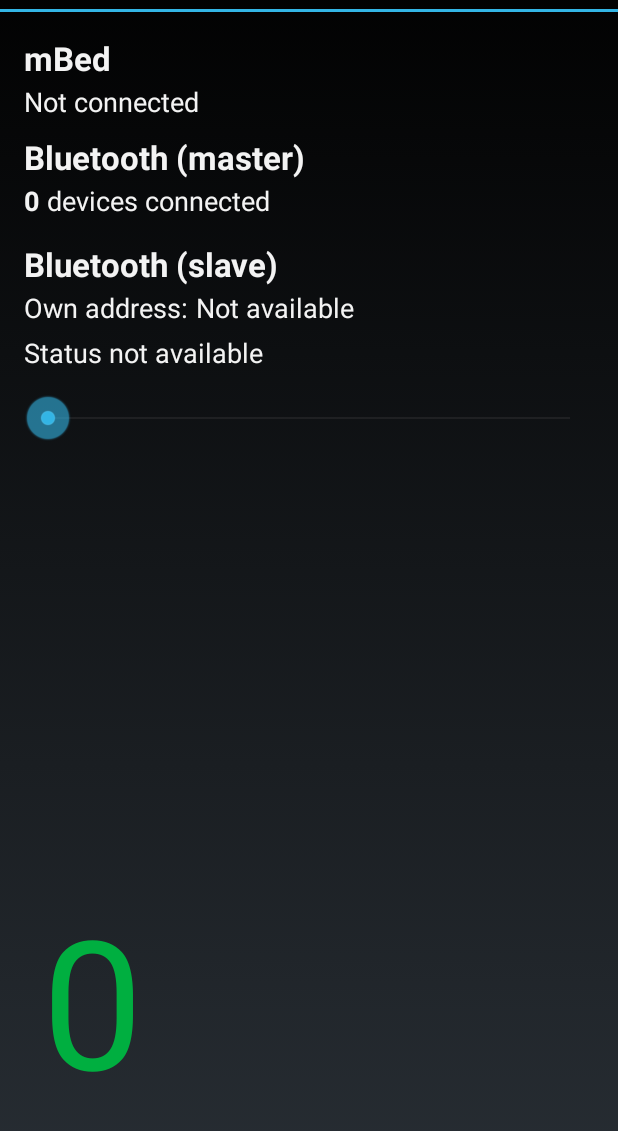
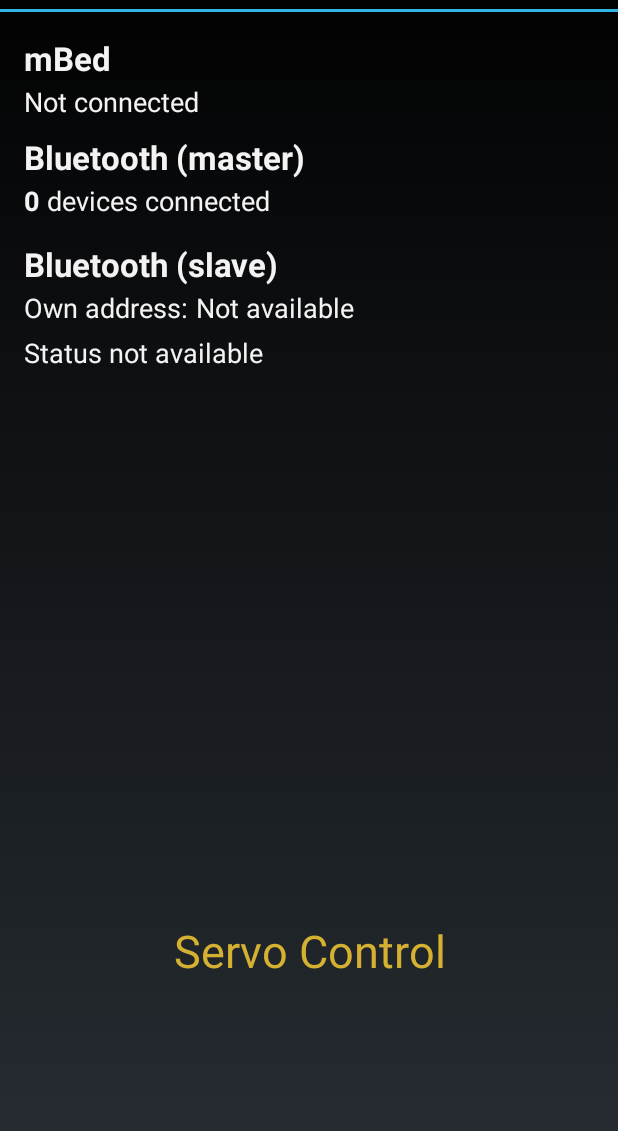
Before and after one commit to Aberkane/Netcentric, an Android app: the screen it shows after launch (MainActivity), on a phone screen of 412 x 824 dp, the part 60-1191 px from its top. Run offline under Robolectric (Android 15) with nearby library versions, the phone set to English and light mode, and no system bars; 2 statements that could not run were skipped.

Commit message:
latest version

```diff
--- a/NC/app/src/main/java/uva/nc/app/MainActivity.java
+++ b/NC/app/src/main/java/uva/nc/app/MainActivity.java
@@ -203,7 +203,7 @@ public class MainActivity extends ServiceActivity {
                 float[] args = getRandomLedArray();
                 float sliderValue = (float)progress/10;
                 args[0] = sliderValue;
-                //getMbed().manager.write(new MbedRequest(COMMAND_R, args));
+                getMbed().manager.write(new MbedRequest(COMMAND_R, args));
                 editText.setText(String.valueOf(sliderValue));
 
                 BluetoothService bluetooth = getBluetooth();
@@ -217,6 +217,8 @@ public class MainActivity extends ServiceActivity {
     }
 
     private void refreshBluetoothControls() {
+        seekBar = (SeekBar)findViewById(R.id.seekBar);
+
         String slaveStatus = "Status not available";
         String slaveButton = "Start listening";
         String ownAddress = "Not available";
@@ -240,6 +242,8 @@ public class MainActivity extends ServiceActivity {
             }
 
             if (bluetooth.slave.isConnected()) {
+
+                seekBar.setEnabled(false);
                 slaveStatus = "Connected to " + bluetooth.slave.getRemoteDevice();
                 slaveButton = "Disconnect";
                 allowPingMaster = true;
@@ -259,6 +263,8 @@ public class MainActivity extends ServiceActivity {
                     }
                 });
             } else {
+                seekBar.setEnabled(true);
+
                 slaveStatus = "Not listening";
                 slaveButton = "Start listening";
                 listenerButton.setOnClickListener(new View.OnClickListener() {
@@ -362,6 +368,7 @@ public class MainActivity extends ServiceActivity {
 
         @Override
         public void onReceive(Context context, Intent intent) {
+            editText = (TextView)findViewById(R.id.editText);
             String action = intent.getAction();
 
             // Refresh on most Bluetooth or mBed events.
@@ -387,6 +394,7 @@ public class MainActivity extends ServiceActivity {
                     float[] args = getRandomLedArray();
                     args[0] = Float.valueOf(String.valueOf(obj));
                     toastShort("From master:\n" + String.valueOf(obj));
+                    editText.setText(String.valueOf(args[0]));
                     getMbed().manager.write(new MbedRequest(COMMAND_R, args));
 
                 } else {
--- a/NC/app/src/main/res/layout/activity_main.xml
+++ b/NC/app/src/main/res/layout/activity_main.xml
@@ -200,6 +200,18 @@
                     android:layout_weight="1" />
             </LinearLayout>
 
+            <EditText
+                android:layout_width="fill_parent"
+                android:layout_height="fill_parent"
+                android:id="@+id/editText2"
+                android:text="Servo Control"
+                android:gravity="center"
+                android:textIsSelectable="false"
+
+                android:textColor="#d5b131"
+                android:textSize="30dp"
+                android:textAlignment="center" />
+
             <SeekBar
                 android:layout_width="fill_parent"
                 android:layout_height="wrap_content"
@@ -210,7 +222,8 @@
                 android:maxWidth="10dp"
                 android:layout_alignParentBottom="true"
                 android:layout_alignParentLeft="true"
-                android:layout_alignParentStart="true" />
+                android:layout_alignParentStart="true"
+                android:visibility="visible" />
 
             <EditText
                 android:layout_width="fill_parent"
@@ -219,14 +232,18 @@
                 android:layout_alignParentBottom="true"
                 android:layout_alignParentLeft="true"
                 android:layout_alignParentStart="true"
-                android:text="0"
+                android:gravity="center"
+                android:text="0.0"
                 android:textColor="#00af40"
                 android:textSize="120dp"
                 android:layout_centerHorizontal="true"
                 android:textAlignment="center"
                 android:singleLine="true"
                 android:visibility="visible"
-                android:textIsSelectable="true" />
+                android:textIsSelectable="false"
+                android:enabled="false"
+                android:clickable="false"
+                android:editable="false" />
 
         </LinearLayout>
     </ScrollView>
```
Also changed, not shown: 1 other file.
